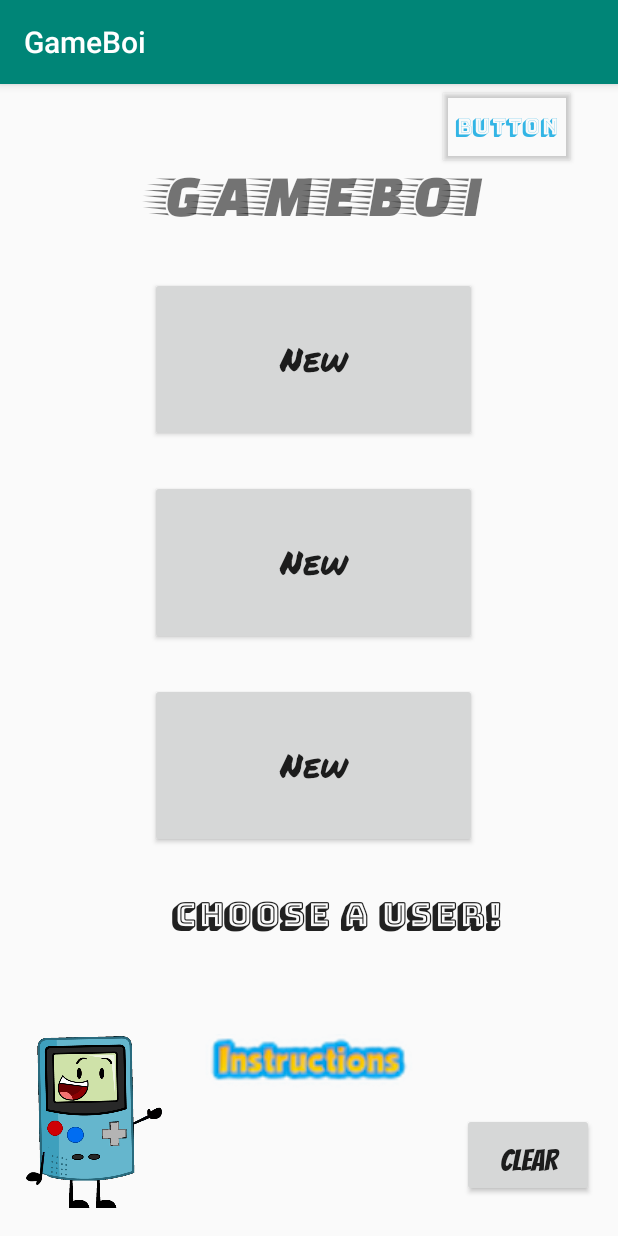
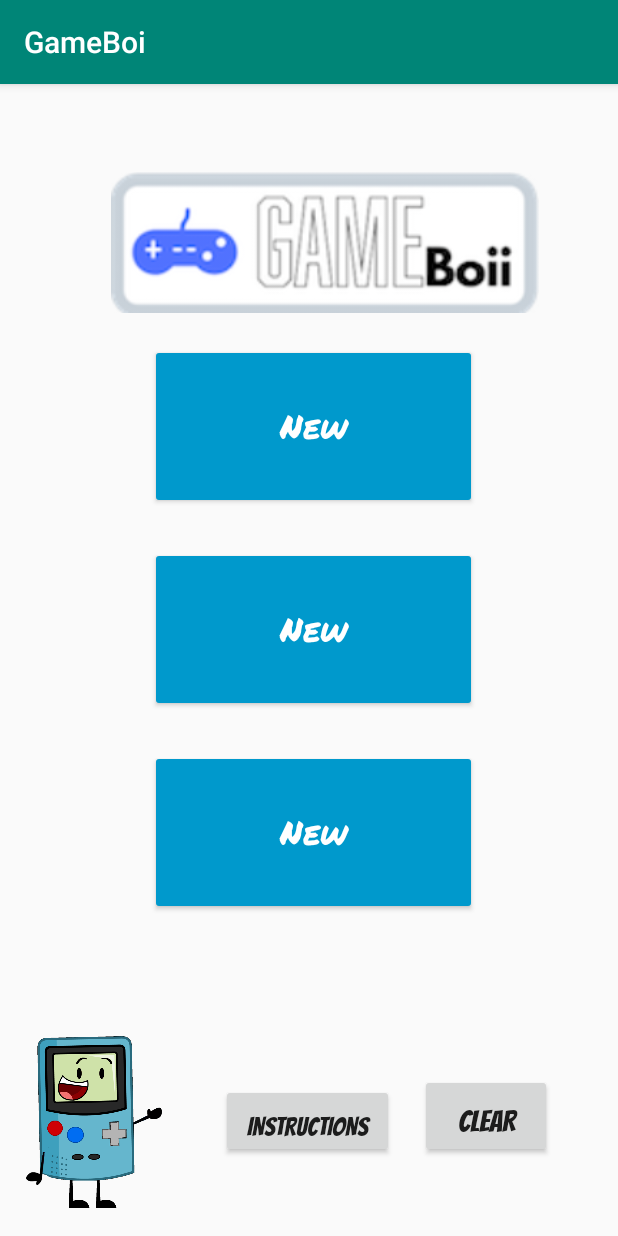
Before and after one commit to CraigP17/GameBoi-CSC207, an Android app: the screen it shows after launch (MainActivity), on a phone screen of 412 x 824 dp. Run offline under Robolectric (Android 15) with nearby library versions, the phone set to English and light mode, and no system bars.

Commit message:
Added images and made user page look better.

```diff
--- a/phase2/app/src/main/AndroidManifest.xml
+++ b/phase2/app/src/main/AndroidManifest.xml
@@ -9,12 +9,13 @@
         android:roundIcon="@mipmap/ic_launcher_round"
         android:supportsRtl="true"
         android:theme="@style/AppTheme">
-        <activity android:name=".RockPaperScissors.RpsFinalLostDisplay"></activity>
+        <activity android:name=".StartupPages.Instructions"></activity>
+        <activity android:name=".RockPaperScissors.RpsFinalLostDisplay" />
         <activity android:name=".ScorePages.Leaderboard" />
         <activity android:name=".RockPaperScissors.RpsFinalWonDisplay" />
         <activity android:name=".RockPaperScissors.tryAgainDisplay" />
         <activity android:name=".RockPaperScissors.RpsLostRoundDisplay" />
-        <activity android:name=".ScorePages.FlashLoss"></activity>
+        <activity android:name=".ScorePages.FlashLoss" />
         <activity android:name=".ScorePages.FlashWin" />
         <activity
             android:name=".RockPaperScissors.RpSWonRoundDisplay"
--- a/phase2/app/src/main/java/com/example/gameboi/StartupPages/MainActivity.java
+++ b/phase2/app/src/main/java/com/example/gameboi/StartupPages/MainActivity.java
@@ -130,7 +130,8 @@ public class MainActivity extends AppCompatActivity {
     }
 
     public void instructions(View view) {
-//        Intent intent = new Intent(this, Instructions.class);
+        Intent intent = new Intent(this, Instructions.class);
+        startActivity(intent);
 
     }
     private boolean hasName(User user){
--- a/phase2/app/src/main/res/layout/activity_main.xml
+++ b/phase2/app/src/main/res/layout/activity_main.xml
@@ -6,34 +6,23 @@
     android:layout_height="match_parent"
     tools:context=".StartupPages.MainActivity">
 
-    <TextView
-        android:id="@+id/textView41"
-        android:layout_width="288dp"
-        android:layout_height="90dp"
-        android:layout_marginEnd="44dp"
-        android:fontFamily="@font/bungee_shade"
-        android:gravity="center"
-        android:text="@string/chooseUser"
-        android:textAlignment="center"
-        android:textAppearance="@style/TextAppearance.AppCompat.Large"
-        android:textStyle="bold"
-        app:layout_constraintEnd_toEndOf="parent"
-        app:layout_constraintTop_toBottomOf="@+id/user3" />
-
     <Button
         android:id="@+id/user1"
         android:layout_width="218dp"
         android:layout_height="110dp"
         android:layout_marginStart="99dp"
-        android:layout_marginTop="34dp"
+        android:layout_marginTop="14dp"
         android:layout_marginEnd="94dp"
+        android:backgroundTint="@android:color/holo_blue_dark"
         android:fontFamily="@font/permanent_marker"
         android:onClick="User1Btn"
         android:text="@string/newUser"
         android:textAppearance="@style/TextAppearance.AppCompat.Large"
+        android:textColor="#FFFFFF"
         app:layout_constraintEnd_toEndOf="parent"
+        app:layout_constraintHorizontal_bias="0.507"
         app:layout_constraintStart_toStartOf="parent"
-        app:layout_constraintTop_toBottomOf="@+id/textView29" />
+        app:layout_constraintTop_toBottomOf="@+id/imageView12" />
 
     <Button
         android:id="@+id/user2"
@@ -42,10 +31,12 @@
         android:layout_marginStart="99dp"
         android:layout_marginTop="25dp"
         android:layout_marginEnd="94dp"
+        android:backgroundTint="@android:color/holo_blue_dark"
         android:fontFamily="@font/permanent_marker"
         android:onClick="User2Btn"
         android:text="@string/newUser"
         android:textAppearance="@style/TextAppearance.AppCompat.Large"
+        android:textColor="#FFFFFF"
         app:layout_constraintEnd_toEndOf="parent"
         app:layout_constraintStart_toStartOf="parent"
         app:layout_constraintTop_toBottomOf="@+id/user1" />
@@ -57,29 +48,15 @@
         android:layout_marginStart="99dp"
         android:layout_marginTop="25dp"
         android:layout_marginEnd="94dp"
+        android:backgroundTint="@android:color/holo_blue_dark"
         android:fontFamily="@font/permanent_marker"
         android:onClick="User3Btn"
         android:text="@string/newUser"
         android:textAppearance="@style/TextAppearance.AppCompat.Large"
+        android:textColor="#FFFFFF"
         app:layout_constraintEnd_toEndOf="parent"
         app:layout_constraintStart_toStartOf="parent"
         app:layout_constraintTop_toBottomOf="@+id/user2" />
-
-    <TextView
-        android:id="@+id/textView29"
-        android:layout_width="266dp"
-        android:layout_height="0dp"
-        android:layout_marginStart="86dp"
-        android:layout_marginTop="52dp"
-        android:layout_marginEnd="86dp"
-        android:fontFamily="@font/faster_one"
-        android:text="@string/gameboiSign"
-        android:textAlignment="center"
-        android:textSize="40sp"
-        app:layout_constraintEnd_toEndOf="parent"
-        app:layout_constraintHorizontal_bias="0.259"
-        app:layout_constraintStart_toStartOf="parent"
-        app:layout_constraintTop_toTopOf="parent" />
 
     <ImageView
         android:id="@+id/imageView8"
@@ -92,37 +69,12 @@
         app:layout_constraintStart_toStartOf="parent"
         app:srcCompat="@drawable/gameboiblue" />
 
-    <ImageButton
-        android:id="@+id/imageButton9"
-        android:layout_width="169dp"
-        android:layout_height="46dp"
-        android:layout_marginTop="24dp"
-        android:backgroundTint="?android:attr/panelBackground"
-        android:scaleType="matrix"
-        android:visibility="visible"
-        app:layout_constraintStart_toEndOf="@+id/imageView8"
-        app:layout_constraintTop_toBottomOf="@+id/textView41"
-        app:srcCompat="@drawable/instructions" />
-
-    <Button
-        android:id="@+id/button2"
-        android:layout_width="wrap_content"
-        android:layout_height="wrap_content"
-        android:layout_marginEnd="28dp"
-        android:backgroundTint="?android:attr/panelBackground"
-        android:fontFamily="@font/bungee_shade"
-        android:text="Button"
-        android:textAppearance="@style/TextAppearance.AppCompat.Body1"
-        android:textColor="@android:color/holo_blue_light"
-        app:layout_constraintEnd_toEndOf="parent"
-        tools:layout_editor_absoluteY="630dp" />
-
     <Button
         android:id="@+id/button"
         android:layout_width="wrap_content"
         android:layout_height="wrap_content"
-        android:layout_marginEnd="16dp"
-        android:layout_marginBottom="26dp"
+        android:layout_marginEnd="44dp"
+        android:layout_marginBottom="52dp"
         android:fontFamily="@font/bangers"
         android:onClick="EraseUsers"
         android:text="@string/ClearVal"
@@ -130,4 +82,33 @@
         app:layout_constraintBottom_toBottomOf="parent"
         app:layout_constraintEnd_toEndOf="parent" />
 
+    <Button
+        android:id="@+id/button3"
+        android:layout_width="115dp"
+        android:layout_height="49dp"
+        android:layout_marginStart="36dp"
+        android:layout_marginEnd="17dp"
+        android:layout_marginBottom="52dp"
+        android:fontFamily="@font/bangers"
+        android:onClick="instructions"
+        android:text="@string/instructions"
+        android:textSize="17sp"
+        app:layout_constraintBottom_toBottomOf="parent"
+        app:layout_constraintEnd_toStartOf="@+id/button"
+        app:layout_constraintHorizontal_bias="0.523"
+        app:layout_constraintStart_toEndOf="@+id/imageView8" />
+
+    <ImageView
+        android:id="@+id/imageView12"
+        android:layout_width="285dp"
+        android:layout_height="107dp"
+        android:layout_marginStart="120dp"
+        android:layout_marginTop="52dp"
+        android:layout_marginEnd="102dp"
+        app:layout_constraintEnd_toEndOf="parent"
+        app:layout_constraintHorizontal_bias="0.484"
+        app:layout_constraintStart_toStartOf="parent"
+        app:layout_constraintTop_toTopOf="parent"
+        app:srcCompat="@drawable/gameboititle" />
+
 </androidx.constraintlayout.widget.ConstraintLayout>
```
Also changed, not shown: phase2/app/src/main/java/com/example/gameboi/RockPaperScissors/RockPaperScissors.java (+2 -8 lines), phase2/app/src/main/java/com/example/gameboi/StartupPages/Instructions.java (added, +21 -0 lines), phase2/app/src/main/res/layout/activity_instructions.xml (added, +76 -0 lines), phase2/app/src/main/res/layout/activity_leaderboard.xml (+6 -4 lines), phase2/app/src/main/res/values/strings.xml (+36 -0 lines), phase2/app/src/main/res/drawable/gameboititle.png (added), phase2/app/src/main/res/drawable/howtplaytitle.png (added), phase2/app/src/main/res/drawable/mathinstru.png (added), 1 other file.
